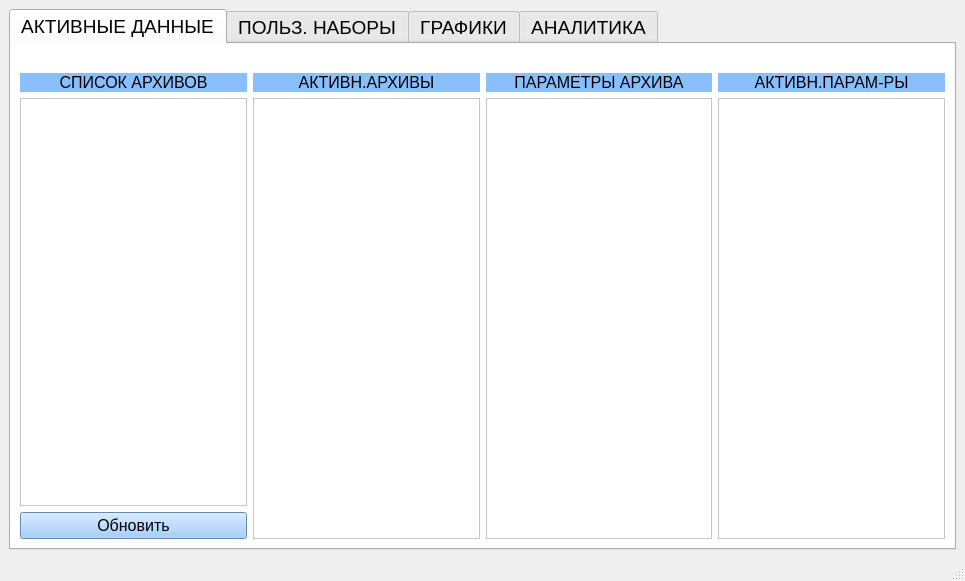
Above: interface.ui from victokryl2/ARCHIVES_VIEWER before the change. Below: the same form after it.
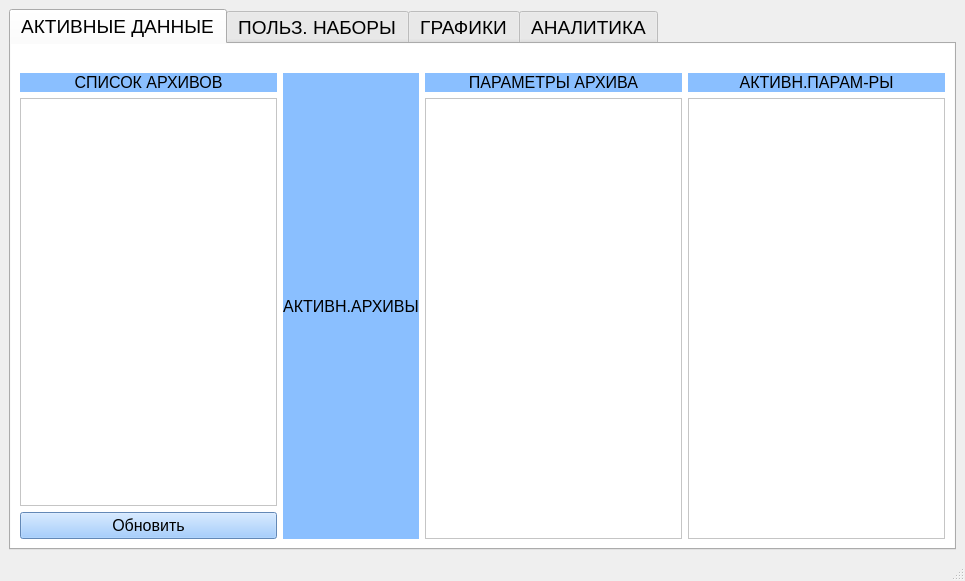
That is the form after the change.

Diff of the .ui file:
```diff
--- a/interface.ui
+++ b/interface.ui
@@ -106,7 +106,7 @@
                  <rect>
                   <x>0</x>
                   <y>0</y>
-                  <width>222</width>
+                  <width>254</width>
                   <height>386</height>
                  </rect>
                 </property>
@@ -172,23 +172,6 @@
                </property>
               </widget>
              </item>
-             <item>
-              <widget class="QScrollArea" name="scrollArea_2">
-               <property name="widgetResizable">
-                <bool>true</bool>
-               </property>
-               <widget class="QWidget" name="scrollAreaWidgetContents_2">
-                <property name="geometry">
-                 <rect>
-                  <x>0</x>
-                  <y>0</y>
-                  <width>223</width>
-                  <height>419</height>
-                 </rect>
-                </property>
-               </widget>
-              </widget>
-             </item>
             </layout>
            </item>
            <item>
@@ -221,7 +204,7 @@
                  <rect>
                   <x>0</x>
                   <y>0</y>
-                  <width>222</width>
+                  <width>254</width>
                   <height>419</height>
                  </rect>
                 </property>
@@ -260,7 +243,7 @@
                  <rect>
                   <x>0</x>
                   <y>0</y>
-                  <width>222</width>
+                  <width>254</width>
                   <height>419</height>
                  </rect>
                 </property>
```
